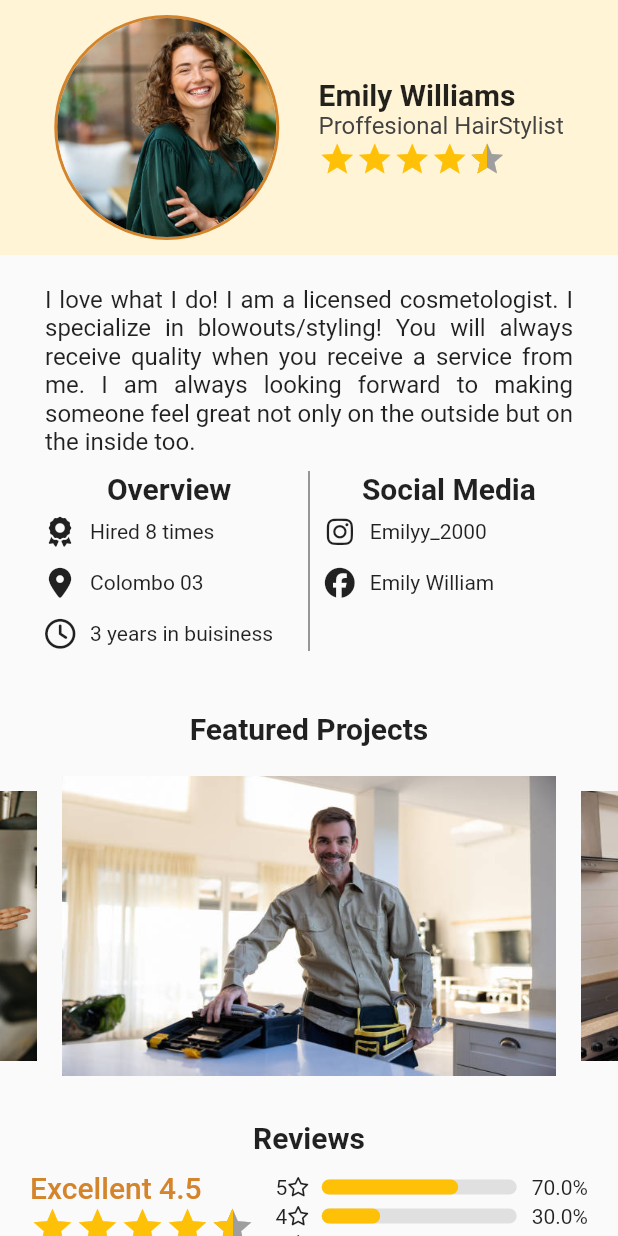
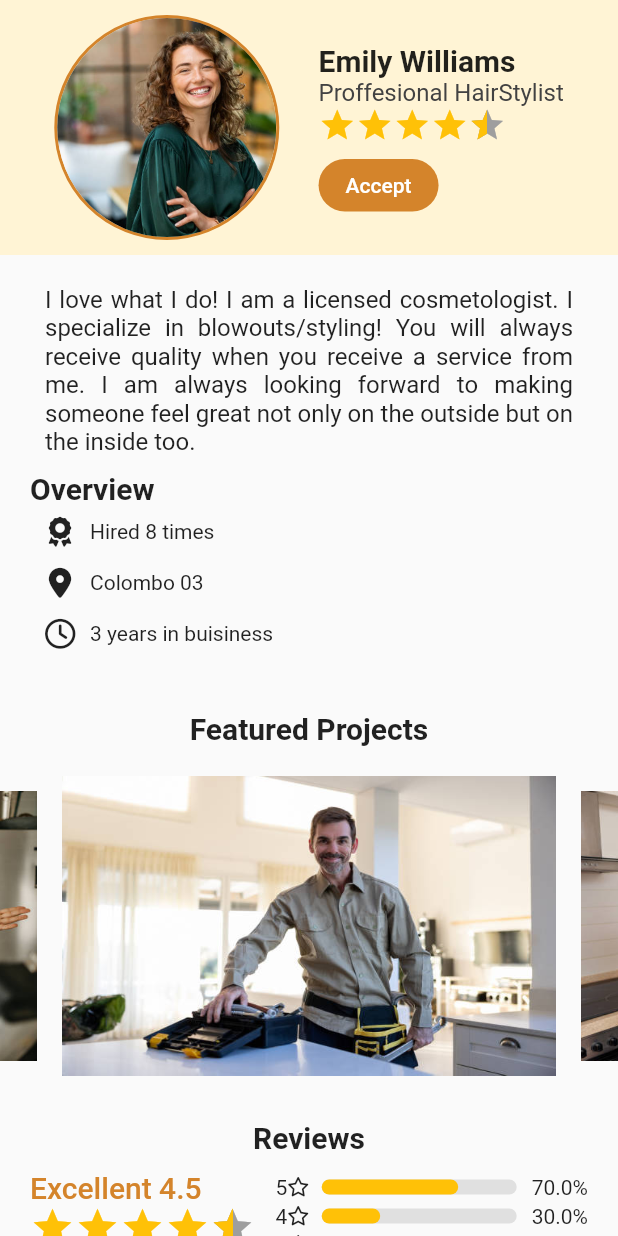
Before and after one commit to malindupasan/HirePro, a Flutter app: the proProfileScreen screen opened by its route, on a phone screen of 412 x 824 dp. Run offline on Flutter 3.47's test engine with Material 2 defaults, Android fonts, the phone set to English and light mode, and no system bars; drawn by our look-alikes of card_swiper, flutter_rating_bar, percent_indicator; our stand-ins replace file_picker, font_awesome_flutter, loading_animation_widget, table_calendar.

Commit message:
pro-profile overview changed

```diff
--- a/frontend/hire_pro/lib/screens/pro_profile_screen/proProfileScreen.dart
+++ b/frontend/hire_pro/lib/screens/pro_profile_screen/proProfileScreen.dart
@@ -4,6 +4,7 @@ import 'package:hire_pro/constants.dart';
 import 'package:card_swiper/card_swiper.dart';
 import 'package:hire_pro/screens/pro_profile_screen/reviews.dart';
 import 'package:hire_pro/services/dateTimeFormatted.dart';
+import 'package:hire_pro/widgets/MainButton.dart';
 import 'package:hire_pro/widgets/PercentageBar.dart';
 import 'package:hire_pro/widgets/ReviewCard.dart';
 import 'package:hire_pro/widgets/StarRating.dart';
@@ -85,7 +86,7 @@ class _proProfileScreenState extends State<proProfileScreen> {
                       mainAxisAlignment: MainAxisAlignment.start,
                       children: [
                         Container(
-                          alignment: Alignment.topCenter,
+                          alignment: Alignment.topLeft,
                           child: Text(
                             'Overview',
                             style: kHeading1,
@@ -98,27 +99,27 @@ class _proProfileScreenState extends State<proProfileScreen> {
                       ],
                     ),
                   ),
-                  Container(
-                    width: 1,
-                    height: 120,
-                    color: Colors.grey[600],
-                  ),
-                  Expanded(
-                    child: Column(
-                      mainAxisAlignment: MainAxisAlignment.start,
-                      children: [
-                        Container(
-                          alignment: Alignment.topCenter,
-                          child: Text(
-                            'Social Media',
-                            style: kHeading1,
-                          ),
-                        ),
-                        overviewRow(FontAwesomeIcons.instagram, 'Emilyy_2000'),
-                        overviewRow(FontAwesomeIcons.facebook, 'Emily William'),
-                      ],
-                    ),
-                  ),
+                  // Container(
+                  //   width: 1,
+                  //   height: 120,
+                  //   color: Colors.grey[600],
+                  // ),
+                  // Expanded(
+                  //   child: Column(
+                  //     mainAxisAlignment: MainAxisAlignment.start,
+                  //     children: [
+                  //       Container(
+                  //         alignment: Alignment.topCenter,
+                  //         child: Text(
+                  //           'Social Media',
+                  //           style: kHeading1,
+                  //         ),
+                  //       ),
+                  //       overviewRow(FontAwesomeIcons.instagram, 'Emilyy_2000'),
+                  //       overviewRow(FontAwesomeIcons.facebook, 'Emily William'),
+                  //     ],
+                  //   ),
+                  // ),
                 ],
               ),
             ),
@@ -297,7 +298,11 @@ class ProfileMain extends StatelessWidget {
                     fontWeight: FontWeight.w400,
                     color: Colors.grey[800]),
               ),
-              StarRating(4.5, 25)
+              StarRating(4.5, 25),
+              SizedBox(
+                height: 10,
+              ),
+              SmallButton('Accept', () {}, kMainYellow, Colors.white)
             ],
           ),
         )
```
